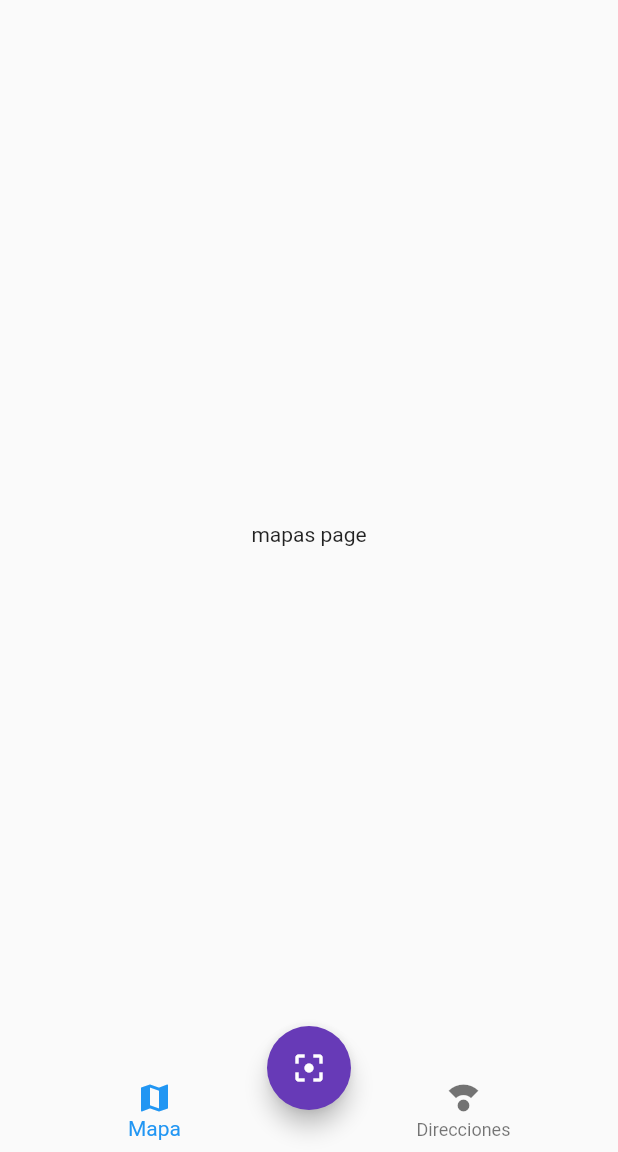
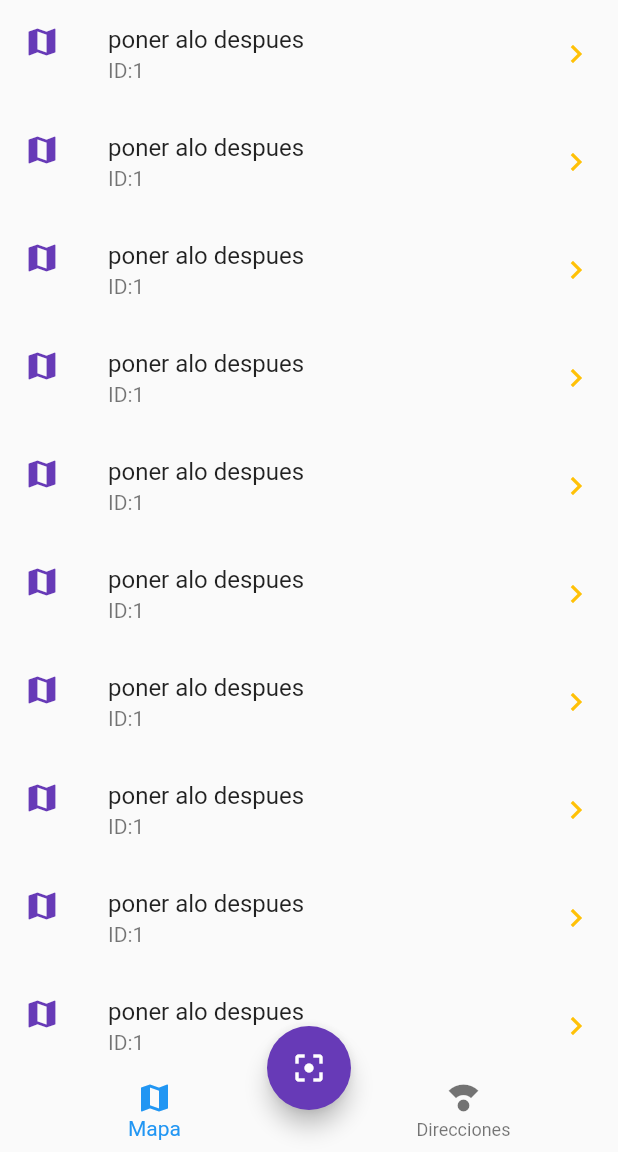
Before and after one commit to MTGCGuerrero/flutter_qr_reader, a Flutter app: the screen it shows after launch, on a phone screen of 412 x 824 dp, the part 84-1236 px from its top. Run offline on Flutter 3.47's test engine with Material 2 defaults, Android fonts, the phone set to English and light mode, and no system bars; our stand-ins replace sqflite; missing offline and left inert: dart:js, flutter_barcode_scanner; accounts and stored records are empty.

```diff
--- a/lib/pages/mapas_page.dart
+++ b/lib/pages/mapas_page.dart
@@ -5,8 +5,15 @@ class MapasPage extends StatelessWidget {
 
   @override
   Widget build(BuildContext context) {
-    return Center(
-      child: Text('mapas page'),
-    );
+    return ListView.builder(
+
+      itemCount: 10,
+      itemBuilder: (_, i) => ListTile(
+        leading: Icon(Icons.map,color: Theme.of(context).primaryColor,),
+        title: Text('poner alo despues'),
+        subtitle: Text('ID:1'),
+        trailing: Icon(Icons.keyboard_arrow_right, color: Colors.amber,),
+        onTap: () => null,
+      ), );
   }
 }
```
